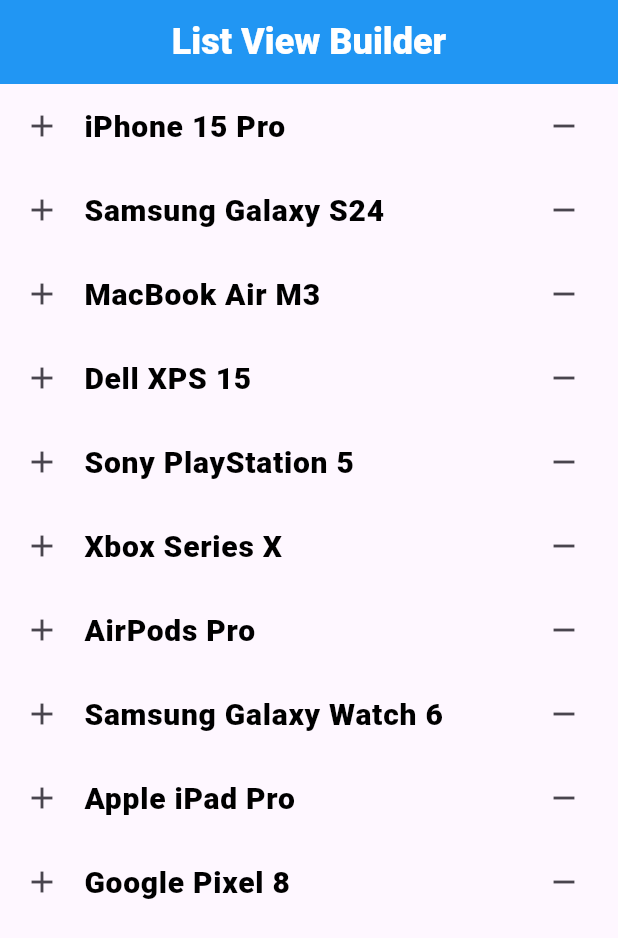
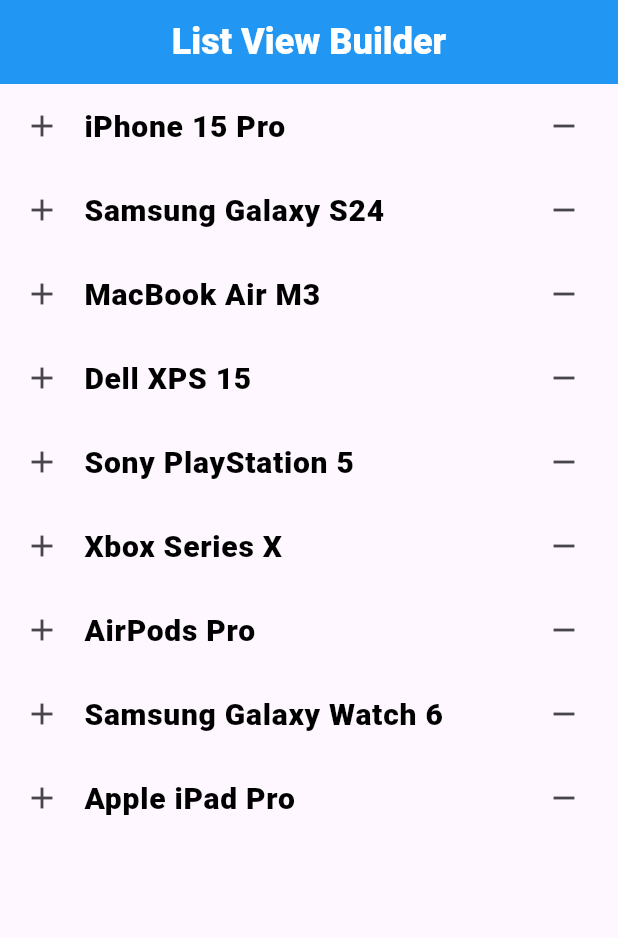
Before and after one commit to Yasir-Ali-Swe/Learning-Flutter, a Flutter app: the screen it shows after launch, on a phone screen of 412 x 824 dp. Shown: the top 938 px of the screen. Run offline on Flutter 3.47's test engine with Material 3 defaults, Android fonts, the phone set to English and light mode, and no system bars; our stand-ins replace audioplayers.

Commit message:
Flutter lab 4 list view builder

```diff
--- a/lab_4/lib/main.dart
+++ b/lab_4/lib/main.dart
@@ -32,7 +32,6 @@
     'AirPods Pro',
     'Samsung Galaxy Watch 6',
     'Apple iPad Pro',
-    'Google Pixel 8',
   ];
   listView({super.key});
 
```
